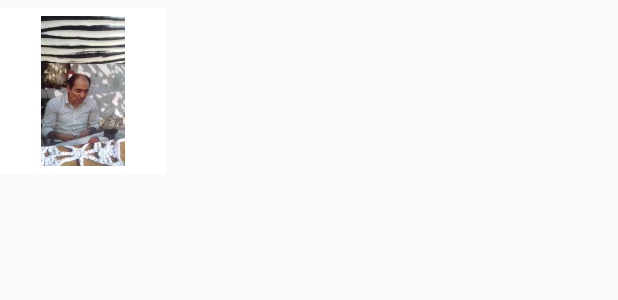
After one commit to FamilySearch/mobile-android-sample, an Android app: the layout memories_item.xml on its own in the app's theme, with its tools: preview values and no code run, on a phone screen of 412 x 824 dp. The commit adds this screen. Shown: the top 300 px of the screen. Run offline under Robolectric (Android 15) with nearby library versions, the phone set to English and light mode, and no system bars.

Commit message:
added layout for memories

```diff
--- /dev/null
+++ b/app/src/main/res/layout/memories_item.xml
@@ -0,0 +1,19 @@
+<?xml version="1.0" encoding="utf-8"?>
+<LinearLayout
+    xmlns:android="http://schemas.android.com/apk/res/android"
+    android:layout_width="wrap_content"
+    android:layout_height="wrap_content"
+    android:layout_marginTop="5dp"
+    android:background="@color/colorWhite"
+    android:orientation="vertical"
+    android:padding="5dp">
+
+    <ImageView
+        android:id="@+id/memories_image"
+        android:layout_width="100dp"
+        android:layout_height="100dp"
+        android:scaleType="fitCenter"
+        android:adjustViewBounds="true"
+        android:src="@drawable/thumb200"/>
+
+</LinearLayout>
```
Also changed, not shown: app/src/main/java/org/familysearch/sampleapp/activity/MemoriesActivity.java (+7 -1 lines), app/src/main/java/org/familysearch/sampleapp/adapter/MemoriesAdapter.java (added, +44 -0 lines), app/src/main/res/layout/activity_memories.xml (+15 -6 lines).
